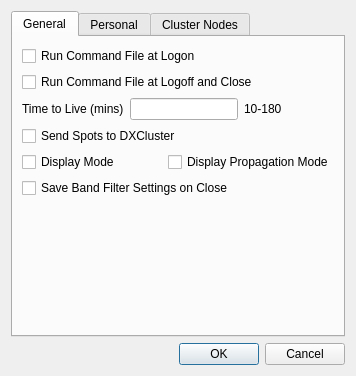
Old version of the form mqt/MqtCluster/setupdialog.ui in the repository Rsclub22/Minos2-Mirror.
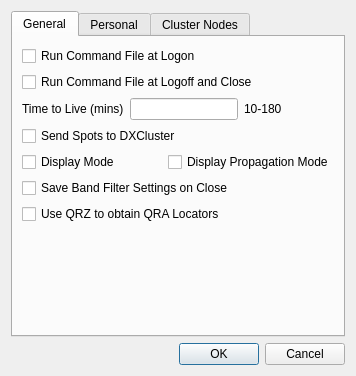
New version of the form. Custom widgets are drawn as their Qt base class.

What changed in the file:
```diff
--- a/mqt/MqtCluster/setupdialog.ui
+++ b/mqt/MqtCluster/setupdialog.ui
@@ -104,6 +104,13 @@
          </property>
         </widget>
        </item>
+       <item>
+        <widget class="QCheckBox" name="useQrzCheckBox">
+         <property name="text">
+          <string>Use QRZ to obtain QRA Locators</string>
+         </property>
+        </widget>
+       </item>
        <item>
         <spacer name="verticalSpacer_2">
          <property name="orientation">
```
